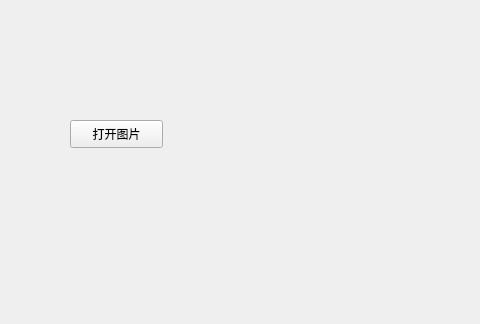
Above: CV2019/mainwindow.ui from SJTU-CV2019/CV2019 before the change; both pictures show x 0 to 480 and y 0 to 324 of the 1123 by 717 pixel window. Below: the same form after it.
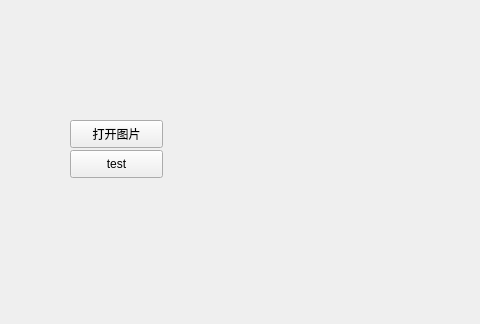
That is the form after the change.

Patch:
```diff
--- a/CV2019/mainwindow.ui
+++ b/CV2019/mainwindow.ui
@@ -79,6 +79,19 @@
      <string/>
     </property>
    </widget>
+   <widget class="QPushButton" name="pushButton_2">
+    <property name="geometry">
+     <rect>
+      <x>70</x>
+      <y>150</y>
+      <width>93</width>
+      <height>28</height>
+     </rect>
+    </property>
+    <property name="text">
+     <string>test</string>
+    </property>
+   </widget>
   </widget>
   <widget class="QMenuBar" name="menubar">
    <property name="geometry">
```
